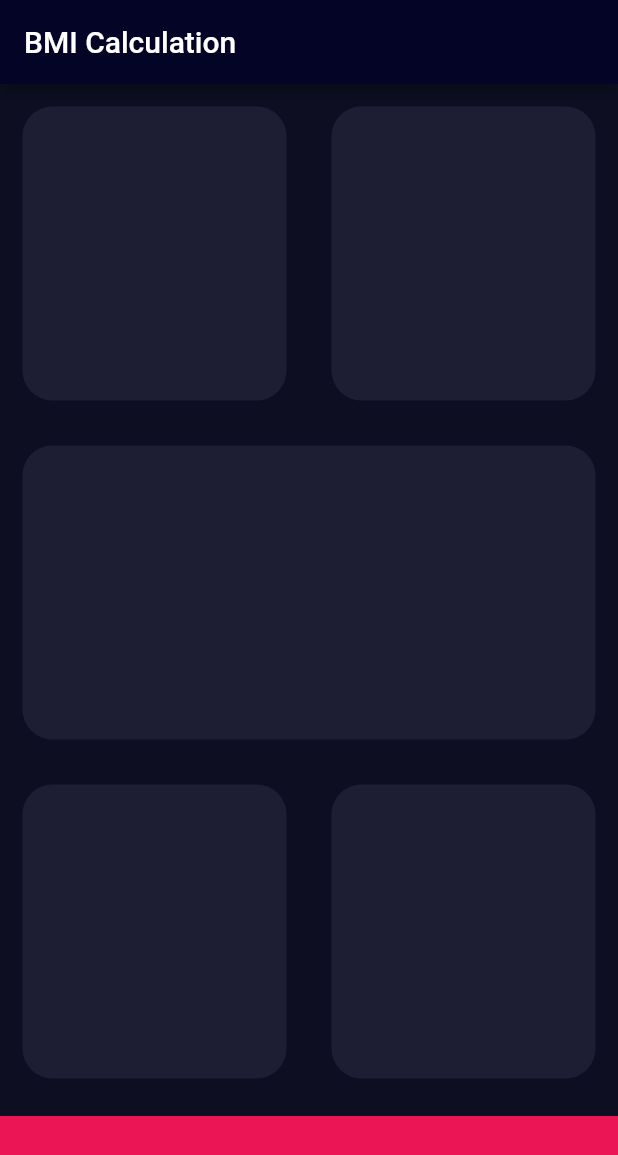
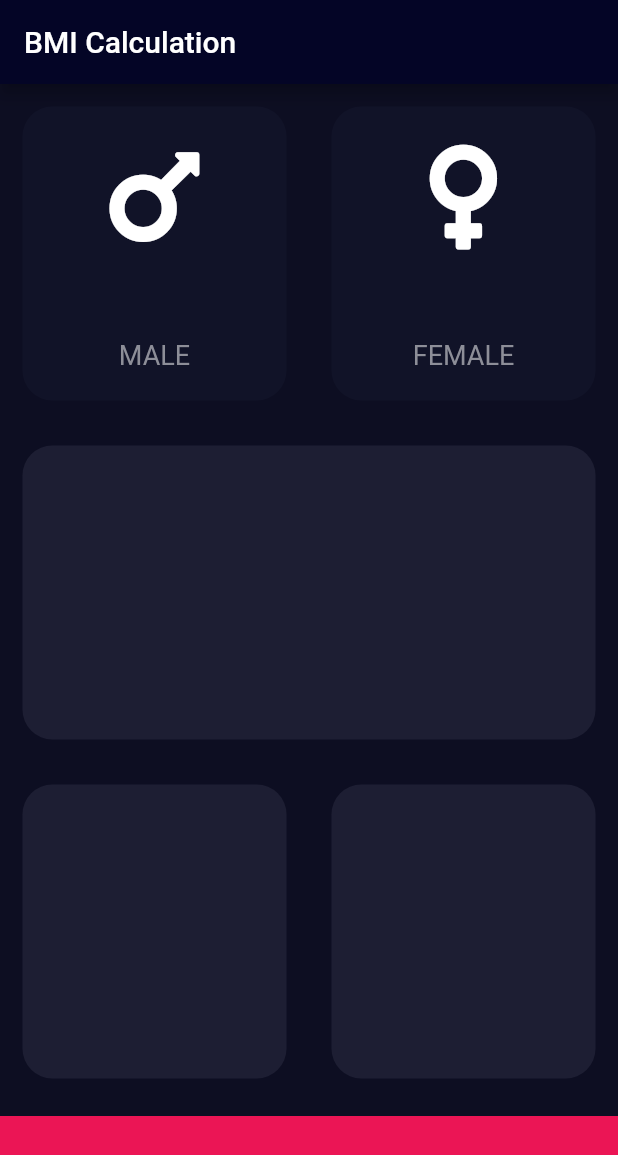
Before and after one commit to ShresthaGaurav/BMI_Calculation, a Flutter app: the screen it shows after launch, on a phone screen of 412 x 824 dp. Shown: the top 1155 px of the screen. Run offline on Flutter 3.47's test engine with Material 2 defaults, Android fonts, the phone set to English and light mode, and no system bars; our stand-ins replace font_awesome_flutter.

Commit message:
select gender

```diff
--- /dev/null
+++ b/lib/iconContent.dart
@@ -0,0 +1,34 @@
+import 'package:flutter/material.dart';
+
+const double icon_height = 80;
+const TextStyle textStyle = TextStyle(
+  fontSize: 18,
+  color: Color(0xff8d8e98),
+);
+
+class IconContent extends StatelessWidget {
+  final String gender;
+  final IconData icon;
+
+  IconContent({this.gender, @required this.icon});
+
+  @override
+  Widget build(BuildContext context) {
+    return Column(
+      mainAxisAlignment: MainAxisAlignment.spaceEvenly,
+      children: [
+        Icon(
+          icon,
+          size: icon_height,
+        ),
+        SizedBox(
+          height: 15,
+        ),
+        Text(
+          gender,
+          style: textStyle,
+        )
+      ],
+    );
+  }
+}
--- a/lib/input_page.dart
+++ b/lib/input_page.dart
@@ -1,7 +1,11 @@
+import 'package:bmi_test/iconContent.dart';
+import 'package:bmi_test/reusableCard.dart';
 import 'package:flutter/material.dart';
+import 'package:font_awesome_flutter/font_awesome_flutter.dart';
 
 const bottomContainerHeight = 80.0;
 const activeColor = Color(0xff1d1e33);
+const inactiveColor = Color(0xff111328);
 const bottomContainerColor = Color(0xffeb1555);
 
 class InputPage extends StatefulWidget {
@@ -10,6 +14,34 @@ class InputPage extends StatefulWidget {
 }
 
 class _InputPageState extends State<InputPage> {
+  Color maleCardColor = inactiveColor;
+  Color femaleCardColor = inactiveColor;
+  String gender = "";
+
+  void updatecolor(int gennder) {
+    if (gennder == 1) {
+      if (maleCardColor == inactiveColor) {
+        maleCardColor = activeColor;
+        femaleCardColor = inactiveColor;
+        gender = "male";
+      } else {
+        gender="";
+        maleCardColor = inactiveColor;
+      }
+    } else if (gennder == 2) {
+      if (femaleCardColor == inactiveColor) {
+        femaleCardColor = activeColor;
+        maleCardColor = inactiveColor;
+        gender = "female";
+      } else {
+        femaleCardColor = inactiveColor;
+        gender="";
+      }
+    } else {
+      print("error gender");
+    }
+  }
+
   @override
   Widget build(BuildContext context) {
     return Scaffold(
@@ -27,14 +59,38 @@ class _InputPageState extends State<InputPage> {
                   children: [
                     Expanded(
                       flex: 1,
-                      child: ReusableCard(
-                        color: activeColor,
+                      child: GestureDetector(
+                        onTap: () {
+                          setState(() {
+                            updatecolor(1);
+                            print(gender);
+                          });
+                        },
+                        child: ReusableCard(
+                          color: maleCardColor,
+                          cardChild: IconContent(
+                            icon: FontAwesomeIcons.mars,
+                            gender: "MALE",
+                          ),
+                        ),
                       ),
                     ),
                     Expanded(
                       flex: 1,
-                      child: ReusableCard(
-                        color: activeColor,
+                      child: GestureDetector(
+                        onTap: () {
+                          setState(() {
+                            updatecolor(2);
+                            print(gender);
+                          });
+                        },
+                        child: ReusableCard(
+                          color: femaleCardColor,
+                          cardChild: IconContent(
+                            icon: FontAwesomeIcons.venus,
+                            gender: "FEMALE",
+                          ),
+                        ),
                       ),
                     )
                   ],
@@ -75,22 +131,3 @@ class _InputPageState extends State<InputPage> {
         ));
   }
 }
-
-class ReusableCard extends StatelessWidget {
-  final Color color;
-
-  ReusableCard({@required this.color});
-
-  @override
-  Widget build(BuildContext context) {
-    return Container(
-      height: 200,
-      width: 170,
-      margin: EdgeInsets.all(15),
-      decoration: BoxDecoration(
-        color: color,
-        borderRadius: BorderRadius.circular(20),
-      ),
-    );
-  }
-}
--- /dev/null
+++ b/lib/reusableCard.dart
@@ -0,0 +1,23 @@
+import 'package:flutter/material.dart';
+const double height=200;
+const double width=170;
+class ReusableCard extends StatelessWidget {
+  final Color color;
+  final Widget cardChild;
+
+  ReusableCard({@required this.color, this.cardChild});
+
+  @override
+  Widget build(BuildContext context) {
+    return Container(
+      height: height,
+      width: width,
+      margin: EdgeInsets.all(15),
+      decoration: BoxDecoration(
+        color: color,
+        borderRadius: BorderRadius.circular(20),
+      ),
+      child: cardChild,
+    );
+  }
+}
--- a/pubspec.yaml
+++ b/pubspec.yaml
@@ -28,6 +28,7 @@ dependencies:
   # The following adds the Cupertino Icons font to your application.
   # Use with the CupertinoIcons class for iOS style icons.
   cupertino_icons: ^1.0.1
+  font_awesome_flutter: ^8.11.0
 
 dev_dependencies:
   flutter_test:
```
Also changed, not shown: pubspec.lock.
